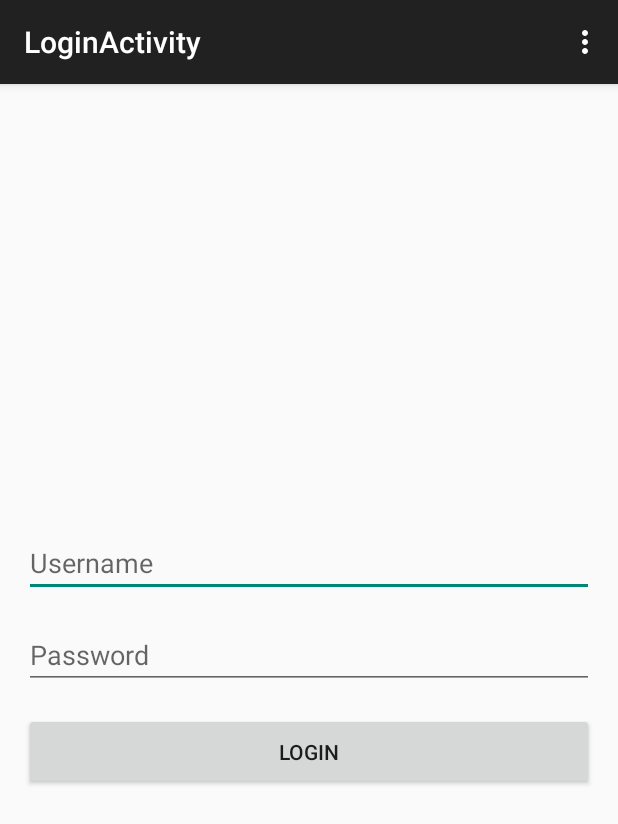
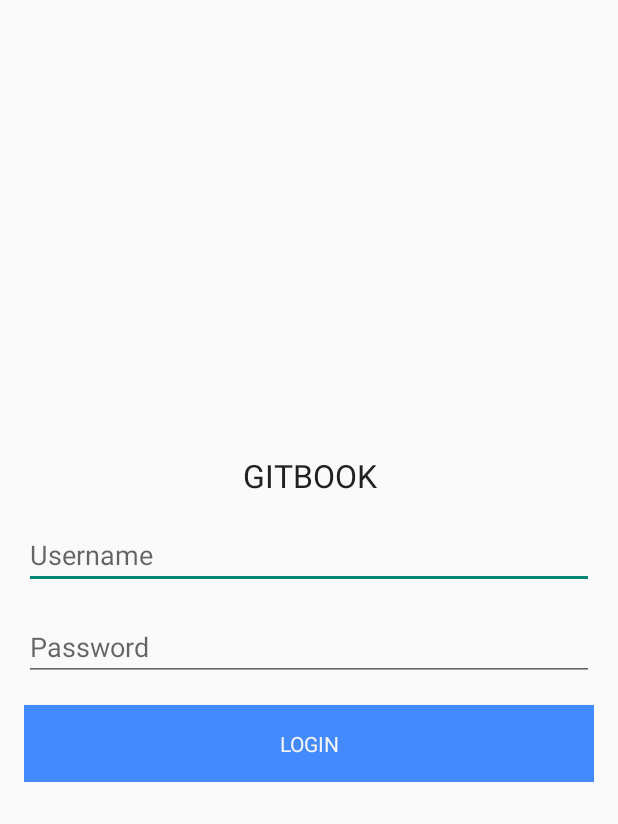
Before and after one commit to Arkar-Aung/gitbook, an Android app: the screen it shows after launch (LoginActivity), on a phone screen of 412 x 824 dp. Shown: the top 824 px of the screen. Run offline under Robolectric (Android 15) with nearby library versions, the phone set to English and light mode, and no system bars; our stand-ins replace Picasso; libraries missing offline, so code that uses them is left out: rx.android.schedulers, rx.schedulers; pictures from the network do not load; 1 statement that could not run was skipped.

Commit message:
Replaced with toolbar and added color theme

```diff
--- a/app/src/main/AndroidManifest.xml
+++ b/app/src/main/AndroidManifest.xml
@@ -23,7 +23,8 @@
         <activity
             android:name=".ui.LoginActivity"
             android:label="@string/title_activity_login"
-            android:screenOrientation="portrait">
+            android:screenOrientation="portrait"
+            android:theme="@style/AppTheme.FullScreen">
         </activity>
     </application>
 
--- /dev/null
+++ b/app/src/main/java/com/arkar/apps/gitbook/ui/BaseActivity.java
@@ -0,0 +1,32 @@
+package com.arkar.apps.gitbook.ui;
+
+import android.os.Bundle;
+import android.support.v7.app.ActionBarActivity;
+import android.support.v7.widget.Toolbar;
+import android.widget.TextView;
+
+import com.arkar.apps.gitbook.R;
+
+/**
+ * Created by arkar on 3/10/15.
+ */
+public class BaseActivity extends ActionBarActivity {
+
+    protected Toolbar mToolbar;
+    protected TextView mToolbarText;
+
+    @Override
+    protected void onCreate(Bundle savedInstanceState) {
+        super.onCreate(savedInstanceState);
+    }
+
+    protected void setupToolbar(Boolean flag, int string) {
+        mToolbar = (Toolbar) findViewById(R.id.toolbar);
+        setSupportActionBar(mToolbar);
+        getSupportActionBar().setTitle(string);
+        if (flag) {
+            getSupportActionBar().setDisplayHomeAsUpEnabled(true);
+            getSupportActionBar().setHomeButtonEnabled(true);
+        }
+    }
+}
--- a/app/src/main/java/com/arkar/apps/gitbook/ui/MainActivity.java
+++ b/app/src/main/java/com/arkar/apps/gitbook/ui/MainActivity.java
@@ -2,7 +2,6 @@ package com.arkar.apps.gitbook.ui;
 
 import android.content.Intent;
 import android.os.Bundle;
-import android.support.v7.app.ActionBarActivity;
 import android.support.v7.widget.LinearLayoutManager;
 import android.support.v7.widget.RecyclerView;
 import android.view.Menu;
@@ -28,7 +27,7 @@ import static com.arkar.apps.gitbook.util.NetworkUtils.checkConnection;
 import static com.arkar.apps.gitbook.util.NetworkUtils.getRestAdapter;
 
 
-public class MainActivity extends ActionBarActivity {
+public class MainActivity extends BaseActivity {
 
     private RecyclerView mRepoList;
     private ProgressBar mProgressbar;
@@ -44,6 +43,8 @@ public class MainActivity extends ActionBarActivity {
         if (PrefUtilis.checkAuthenticated(this) == 0) {
             goToLogin();
         }
+
+        setupToolbar(false, R.string.title_repos);
 
         mRepoList = (RecyclerView) findViewById(R.id.repo_list);
         mProgressbar = (ProgressBar) findViewById(R.id.progressbar);
--- a/app/src/main/res/layout/activity_login.xml
+++ b/app/src/main/res/layout/activity_login.xml
@@ -9,6 +9,16 @@
         android:layout_height="wrap_content"
         android:orientation="vertical"
         android:layout_gravity="center">
+        <TextView
+            android:layout_width="match_parent"
+            android:layout_height="match_parent"
+            android:text="@string/app_name"
+            android:textSize="21dp"
+            android:gravity="center"
+            android:textAllCaps="true"
+            android:fontFamily="San-Serif"
+            android:textColor="@color/primary_text"
+            android:layout_marginBottom="16dp"/>
         <EditText
             android:id="@+id/username"
             android:layout_width="match_parent"
@@ -27,6 +37,9 @@
             android:layout_width="match_parent"
             android:layout_height="wrap_content"
             android:padding="16dp"
-            android:text="@string/text_login_button"/>
+            android:text="@string/text_login_button"
+            android:fontFamily="San-Serif-light"
+            android:textColor="@color/light_primary"
+            android:background="@color/accent"/>
     </LinearLayout>
 </FrameLayout>
--- /dev/null
+++ b/app/src/main/res/values/colors.xml
@@ -0,0 +1,10 @@
+<?xml version="1.0" encoding="utf-8"?>
+<resources>
+    <item name="primary" type="color">#9E9E9E</item>
+    <item name="dark_primary" type="color">#616161</item>
+    <item name="light_primary" type="color">#F5F5F5</item>
+    <item name="accent" type="color">#448AFF</item>
+    <item name="primary_text" type="color">#212121</item>
+    <item name="secondary_text" type="color">#727272</item>
+    <item name="divider" type="color">#B6B6B6</item>
+</resources>
--- a/app/src/main/res/values/strings.xml
+++ b/app/src/main/res/values/strings.xml
@@ -1,6 +1,5 @@
 <resources>
     <string name="app_name">gitbook</string>
-
     <string name="hello_world">Hello world!</string>
     <string name="action_settings">Settings</string>
     <string name="action_logout">Logout</string>
@@ -13,4 +12,5 @@
     <string name="validation_message_password">Password is required</string>
     <string name="text_login_button">Login</string>
     <string name="title_activity_login">LoginActivity</string>
+    <string name="title_repos">Repos</string>
 </resources>
--- a/app/src/main/res/values/styles.xml
+++ b/app/src/main/res/values/styles.xml
@@ -1,8 +1,16 @@
 <resources>
 
     <!-- Base application theme. -->
-    <style name="AppTheme" parent="Theme.AppCompat.Light.DarkActionBar">
-        <!-- Customize your theme here. -->
+    <style name="AppTheme" parent="Theme.AppCompat.Light.NoActionBar">
+        <item name="windowActionBar">false</item>
     </style>
 
+    <style name="AppTheme.FullScreen" parent="AppTheme">
+        <item name="android:windowNoTitle">true</item>
+        <item name="android:windowFullscreen">true</item>
+        <item name="android:windowContentOverlay">@null</item>
+    </style>
+
+    <style name="ActionBarPopupThemeOverlay" parent="ThemeOverlay.AppCompat.Light" />
+
 </resources>
```
Also changed, not shown: app/src/main/res/layout/activity_main.xml (+10 -4 lines), app/src/main/res/layout/repo_item_view.xml (+5 -2 lines), app/src/main/res/layout/toolbar.xml (added, +12 -0 lines), 1 other file.
